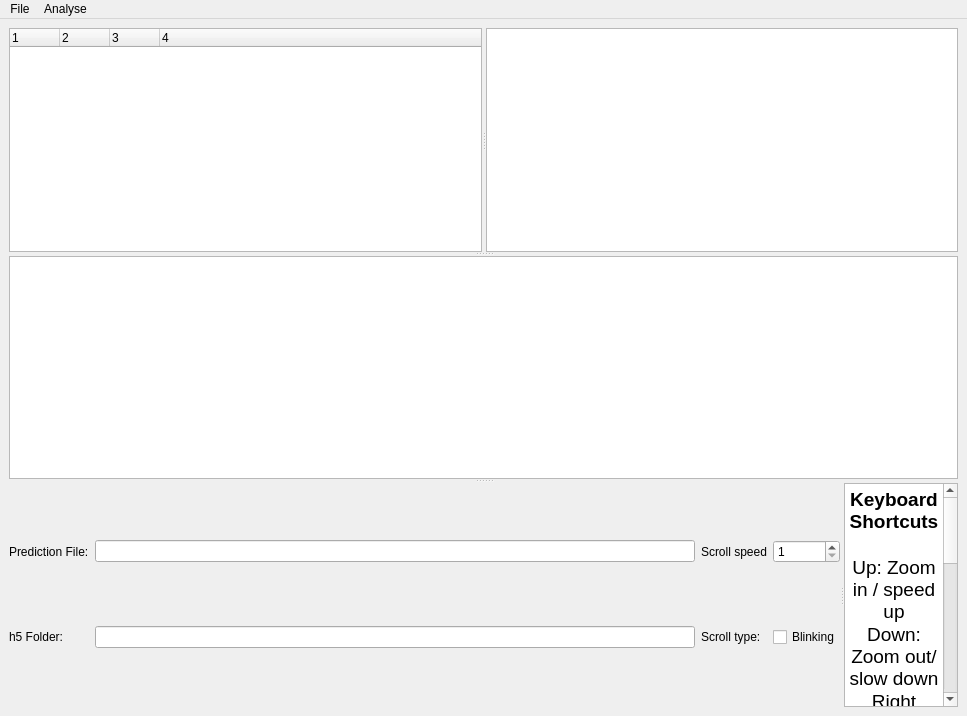
First picture: the form in pyecog/visualisation/check_preds_design_v2.ui, repository jcornford/pyecog, before the edit.
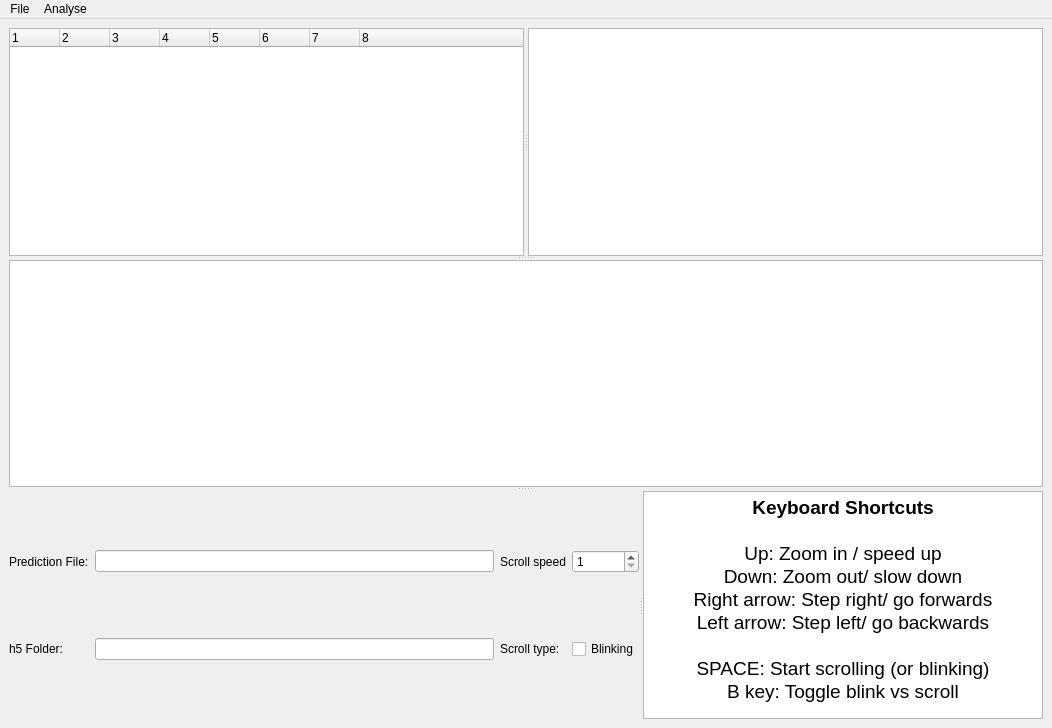
Second picture: the form after the edit. Custom widgets are drawn as their Qt base class.

Commit message: - set splitter sizes - implement get mousepoint on click

What changed in the file:
```diff
--- a/pyecog/visualisation/check_preds_design_v2.ui
+++ b/pyecog/visualisation/check_preds_design_v2.ui
@@ -6,8 +6,8 @@
    <rect>
     <x>0</x>
     <y>0</y>
-    <width>967</width>
-    <height>716</height>
+    <width>1052</width>
+    <height>728</height>
    </rect>
   </property>
   <property name="windowTitle">
@@ -43,30 +43,73 @@
          <number>-1</number>
         </property>
         <property name="columnCount">
-         <number>4</number>
+         <number>8</number>
         </property>
         <attribute name="headerDefaultSectionSize">
          <number>50</number>
         </attribute>
+        <attribute name="headerMinimumSectionSize">
+         <number>5</number>
+        </attribute>
         <column>
          <property name="text">
           <string notr="true">1</string>
          </property>
+         <property name="font">
+          <font>
+           <family>Helvetica Neue</family>
+          </font>
+         </property>
         </column>
         <column>
          <property name="text">
           <string notr="true">2</string>
          </property>
+         <property name="font">
+          <font>
+           <family>Helvetica Neue</family>
+          </font>
+         </property>
         </column>
         <column>
          <property name="text">
           <string notr="true">3</string>
          </property>
+         <property name="font">
+          <font>
+           <family>Helvetica Neue</family>
+          </font>
+         </property>
         </column>
         <column>
          <property name="text">
           <string notr="true">4</string>
          </property>
+         <property name="font">
+          <font>
+           <family>Helvetica Neue</family>
+          </font>
+         </property>
+        </column>
+        <column>
+         <property name="text">
+          <string notr="true">5</string>
+         </property>
+        </column>
+        <column>
+         <property name="text">
+          <string notr="true">6</string>
+         </property>
+        </column>
+        <column>
+         <property name="text">
+          <string notr="true">7</string>
+         </property>
+        </column>
+        <column>
+         <property name="text">
+          <string notr="true">8</string>
+         </property>
         </column>
        </widget>
        <widget class="GraphicsLayoutWidget" name="GraphicsLayoutWidget">
@@ -75,7 +118,7 @@
         </property>
         <property name="minimumSize">
          <size>
-          <width>400</width>
+          <width>0</width>
           <height>0</height>
          </size>
         </property>
@@ -84,8 +127,8 @@
       <widget class="GraphicsLayoutWidget" name="overview_plot">
        <property name="minimumSize">
         <size>
-         <width>912</width>
-         <height>100</height>
+         <width>0</width>
+         <height>0</height>
         </size>
        </property>
        <property name="baseSize">
@@ -99,19 +142,19 @@
        <property name="orientation">
         <enum>Qt::Horizontal</enum>
        </property>
-       <widget class="QWidget" name="">
+       <widget class="QWidget" name="layoutWidget">
         <layout class="QGridLayout" name="gridLayout_3">
          <item row="1" column="1">
           <widget class="QLineEdit" name="h5_folder_display">
            <property name="minimumSize">
             <size>
-             <width>600</width>
+             <width>0</width>
              <height>0</height>
             </size>
            </property>
            <property name="maximumSize">
             <size>
-             <width>300</width>
+             <width>16777215</width>
              <height>100</height>
             </size>
            </property>
@@ -164,13 +207,13 @@
           <widget class="QLineEdit" name="predictions_file_display">
            <property name="minimumSize">
             <size>
-             <width>600</width>
+             <width>0</width>
              <height>0</height>
             </size>
            </property>
            <property name="maximumSize">
             <size>
-             <width>300</width>
+             <width>16777215</width>
              <height>16777215</height>
             </size>
            </property>
@@ -193,20 +236,26 @@
         </layout>
        </widget>
        <widget class="QTextBrowser" name="textBrowser">
+        <property name="maximumSize">
+         <size>
+          <width>400</width>
+          <height>16777215</height>
+         </size>
+        </property>
         <property name="html">
          <string>&lt;!DOCTYPE HTML PUBLIC &quot;-//W3C//DTD HTML 4.0//EN&quot; &quot;http://www.w3.org/TR/REC-html40/strict.dtd&quot;&gt;
 &lt;html&gt;&lt;head&gt;&lt;meta name=&quot;qrichtext&quot; content=&quot;1&quot; /&gt;&lt;style type=&quot;text/css&quot;&gt;
 p, li { white-space: pre-wrap; }
-&lt;/style&gt;&lt;/head&gt;&lt;body style=&quot; font-family:'.Helvetica Neue DeskInterface'; font-size:13pt; font-weight:400; font-style:normal;&quot;&gt;
-&lt;p align=&quot;center&quot; style=&quot; margin-top:0px; margin-bottom:0px; margin-left:0px; margin-right:0px; -qt-block-indent:0; text-indent:0px;&quot;&gt;&lt;span style=&quot; font-size:14pt; font-weight:600;&quot;&gt;Keyboard Shortcuts&lt;/span&gt;&lt;/p&gt;
-&lt;p align=&quot;center&quot; style=&quot;-qt-paragraph-type:empty; margin-top:0px; margin-bottom:0px; margin-left:0px; margin-right:0px; -qt-block-indent:0; text-indent:0px; font-size:14pt; font-weight:600;&quot;&gt;&lt;br /&gt;&lt;/p&gt;
-&lt;p align=&quot;center&quot; style=&quot; margin-top:0px; margin-bottom:0px; margin-left:0px; margin-right:0px; -qt-block-indent:0; text-indent:0px;&quot;&gt;&lt;span style=&quot; font-size:14pt;&quot;&gt;Up: Zoom in / speed up&lt;/span&gt;&lt;/p&gt;
-&lt;p align=&quot;center&quot; style=&quot; margin-top:0px; margin-bottom:0px; margin-left:0px; margin-right:0px; -qt-block-indent:0; text-indent:0px;&quot;&gt;&lt;span style=&quot; font-size:14pt;&quot;&gt;Down: Zoom out/ slow down&lt;/span&gt;&lt;/p&gt;
-&lt;p align=&quot;center&quot; style=&quot; margin-top:0px; margin-bottom:0px; margin-left:0px; margin-right:0px; -qt-block-indent:0; text-indent:0px;&quot;&gt;&lt;span style=&quot; font-size:14pt;&quot;&gt;Right arrow: Step right/ go forwards&lt;/span&gt;&lt;/p&gt;
-&lt;p align=&quot;center&quot; style=&quot; margin-top:0px; margin-bottom:0px; margin-left:0px; margin-right:0px; -qt-block-indent:0; text-indent:0px;&quot;&gt;&lt;span style=&quot; font-size:14pt;&quot;&gt;Left arrow: Step left/ go backwards&lt;/span&gt;&lt;/p&gt;
-&lt;p align=&quot;center&quot; style=&quot;-qt-paragraph-type:empty; margin-top:0px; margin-bottom:0px; margin-left:0px; margin-right:0px; -qt-block-indent:0; text-indent:0px; font-size:14pt;&quot;&gt;&lt;br /&gt;&lt;/p&gt;
-&lt;p align=&quot;center&quot; style=&quot; margin-top:0px; margin-bottom:0px; margin-left:0px; margin-right:0px; -qt-block-indent:0; text-indent:0px;&quot;&gt;&lt;span style=&quot; font-size:14pt;&quot;&gt;SPACE: Start scrolling (or blinking)&lt;/span&gt;&lt;/p&gt;
-&lt;p align=&quot;center&quot; style=&quot; margin-top:0px; margin-bottom:0px; margin-left:0px; margin-right:0px; -qt-block-indent:0; text-indent:0px;&quot;&gt;&lt;span style=&quot; font-size:14pt;&quot;&gt;B key: Toggle blink vs scroll&lt;/span&gt;&lt;/p&gt;&lt;/body&gt;&lt;/html&gt;</string>
+&lt;/style&gt;&lt;/head&gt;&lt;body style=&quot; font-family:'.SF NS Text'; font-size:13pt; font-weight:400; font-style:normal;&quot;&gt;
+&lt;p align=&quot;center&quot; style=&quot; margin-top:0px; margin-bottom:0px; margin-left:0px; margin-right:0px; -qt-block-indent:0; text-indent:0px;&quot;&gt;&lt;span style=&quot; font-family:'.Helvetica Neue DeskInterface'; font-size:14pt; font-weight:600;&quot;&gt;Keyboard Shortcuts&lt;/span&gt;&lt;/p&gt;
+&lt;p align=&quot;center&quot; style=&quot;-qt-paragraph-type:empty; margin-top:0px; margin-bottom:0px; margin-left:0px; margin-right:0px; -qt-block-indent:0; text-indent:0px; font-family:'.Helvetica Neue DeskInterface'; font-size:14pt; font-weight:600;&quot;&gt;&lt;br /&gt;&lt;/p&gt;
+&lt;p align=&quot;center&quot; style=&quot; margin-top:0px; margin-bottom:0px; margin-left:0px; margin-right:0px; -qt-block-indent:0; text-indent:0px;&quot;&gt;&lt;span style=&quot; font-family:'.Helvetica Neue DeskInterface'; font-size:14pt;&quot;&gt;Up: Zoom in / speed up&lt;/span&gt;&lt;/p&gt;
+&lt;p align=&quot;center&quot; style=&quot; margin-top:0px; margin-bottom:0px; margin-left:0px; margin-right:0px; -qt-block-indent:0; text-indent:0px;&quot;&gt;&lt;span style=&quot; font-family:'.Helvetica Neue DeskInterface'; font-size:14pt;&quot;&gt;Down: Zoom out/ slow down&lt;/span&gt;&lt;/p&gt;
+&lt;p align=&quot;center&quot; style=&quot; margin-top:0px; margin-bottom:0px; margin-left:0px; margin-right:0px; -qt-block-indent:0; text-indent:0px;&quot;&gt;&lt;span style=&quot; font-family:'.Helvetica Neue DeskInterface'; font-size:14pt;&quot;&gt;Right arrow: Step right/ go forwards&lt;/span&gt;&lt;/p&gt;
+&lt;p align=&quot;center&quot; style=&quot; margin-top:0px; margin-bottom:0px; margin-left:0px; margin-right:0px; -qt-block-indent:0; text-indent:0px;&quot;&gt;&lt;span style=&quot; font-family:'.Helvetica Neue DeskInterface'; font-size:14pt;&quot;&gt;Left arrow: Step left/ go backwards&lt;/span&gt;&lt;/p&gt;
+&lt;p align=&quot;center&quot; style=&quot;-qt-paragraph-type:empty; margin-top:0px; margin-bottom:0px; margin-left:0px; margin-right:0px; -qt-block-indent:0; text-indent:0px; font-family:'.Helvetica Neue DeskInterface'; font-size:14pt;&quot;&gt;&lt;br /&gt;&lt;/p&gt;
+&lt;p align=&quot;center&quot; style=&quot; margin-top:0px; margin-bottom:0px; margin-left:0px; margin-right:0px; -qt-block-indent:0; text-indent:0px;&quot;&gt;&lt;span style=&quot; font-family:'.Helvetica Neue DeskInterface'; font-size:14pt;&quot;&gt;SPACE: Start scrolling (or blinking)&lt;/span&gt;&lt;/p&gt;
+&lt;p align=&quot;center&quot; style=&quot; margin-top:0px; margin-bottom:0px; margin-left:0px; margin-right:0px; -qt-block-indent:0; text-indent:0px;&quot;&gt;&lt;span style=&quot; font-family:'.Helvetica Neue DeskInterface'; font-size:14pt;&quot;&gt;B key: Toggle blink vs scroll&lt;/span&gt;&lt;/p&gt;&lt;/body&gt;&lt;/html&gt;</string>
         </property>
        </widget>
       </widget>
@@ -219,7 +268,7 @@
     <rect>
      <x>0</x>
      <y>0</y>
-     <width>967</width>
+     <width>1052</width>
      <height>22</height>
     </rect>
    </property>
```
Left out of the diff: 20 changed lines with no effect on the pictures. The commit also changes 2 other files.
